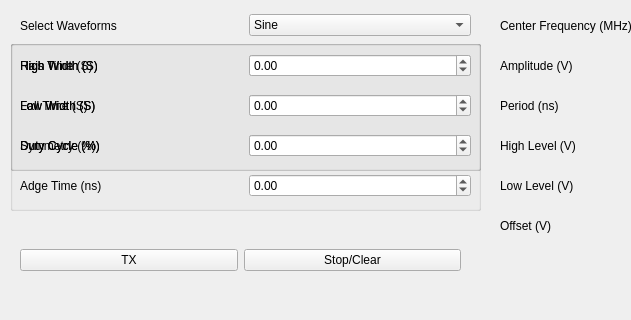
Above: spaDesigner.ui from menberets/hm-function before the change; both pictures show x 0 to 631 and y 0 to 320 of the 1266 by 628 pixel window. Below: the same form after it.
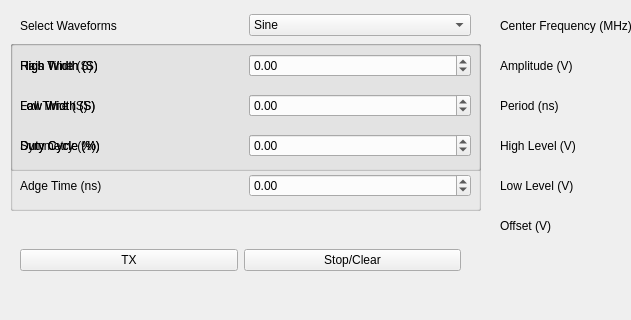
That is the form after the change. Custom widgets are drawn as their Qt base class.

Commit message: add navigation functionality to cmbWaveform

What changed in the file:
```diff
--- a/spaDesigner.ui
+++ b/spaDesigner.ui
@@ -549,6 +549,32 @@
      </layout>
     </widget>
    </widget>
+   <widget class="QGroupBox" name="gbSin">
+    <property name="geometry">
+     <rect>
+      <x>10</x>
+      <y>40</y>
+      <width>471</width>
+      <height>171</height>
+     </rect>
+    </property>
+    <property name="title">
+     <string/>
+    </property>
+   </widget>
+   <zorder>gbPuls</zorder>
+   <zorder>gbTri</zorder>
+   <zorder>horizontalLayoutWidget</zorder>
+   <zorder>horizontalLayoutWidget_2</zorder>
+   <zorder>horizontalLayoutWidget_3</zorder>
+   <zorder>mpl</zorder>
+   <zorder>horizontalLayoutWidget_4</zorder>
+   <zorder>horizontalLayoutWidget_5</zorder>
+   <zorder>horizontalLayoutWidget_6</zorder>
+   <zorder>horizontalLayoutWidget_7</zorder>
+   <zorder>horizontalLayoutWidget_12</zorder>
+   <zorder>gbSqu</zorder>
+   <zorder>gbSin</zorder>
   </widget>
  </widget>
  <customwidgets>
```
The commit also changes 2 other files.
